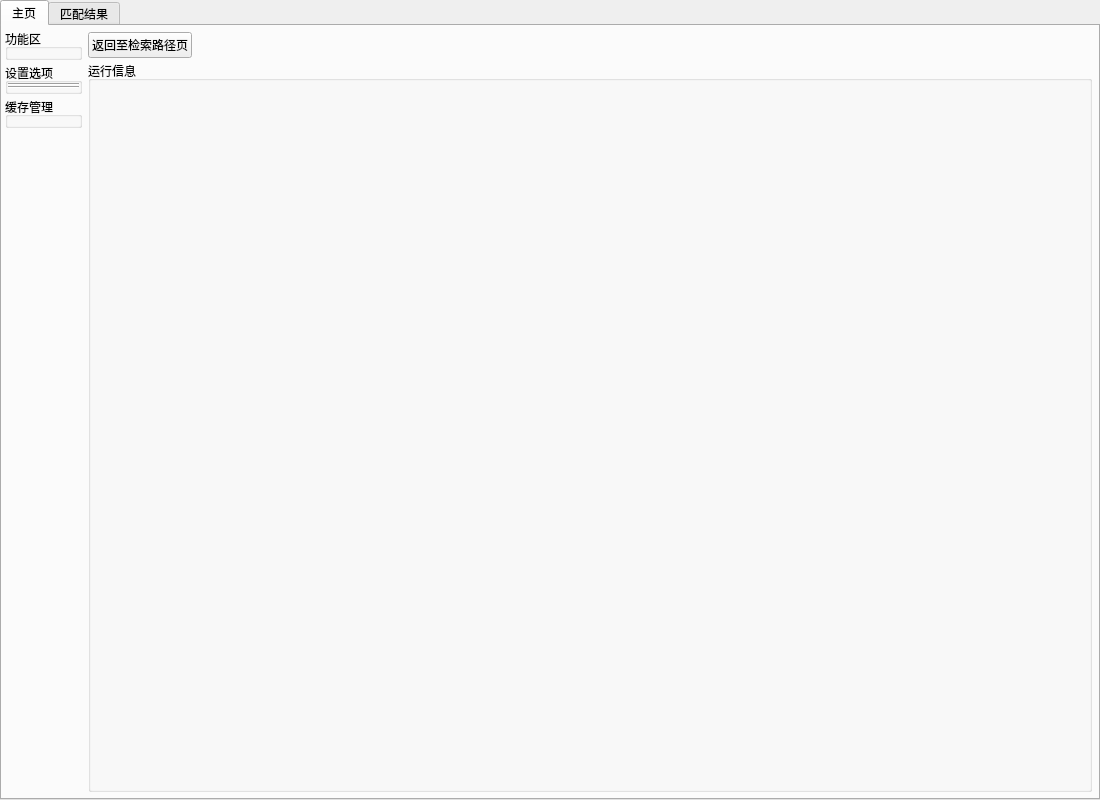
Old version of the form components/window/res/window.ui in the repository PPJUST/ComicDup.
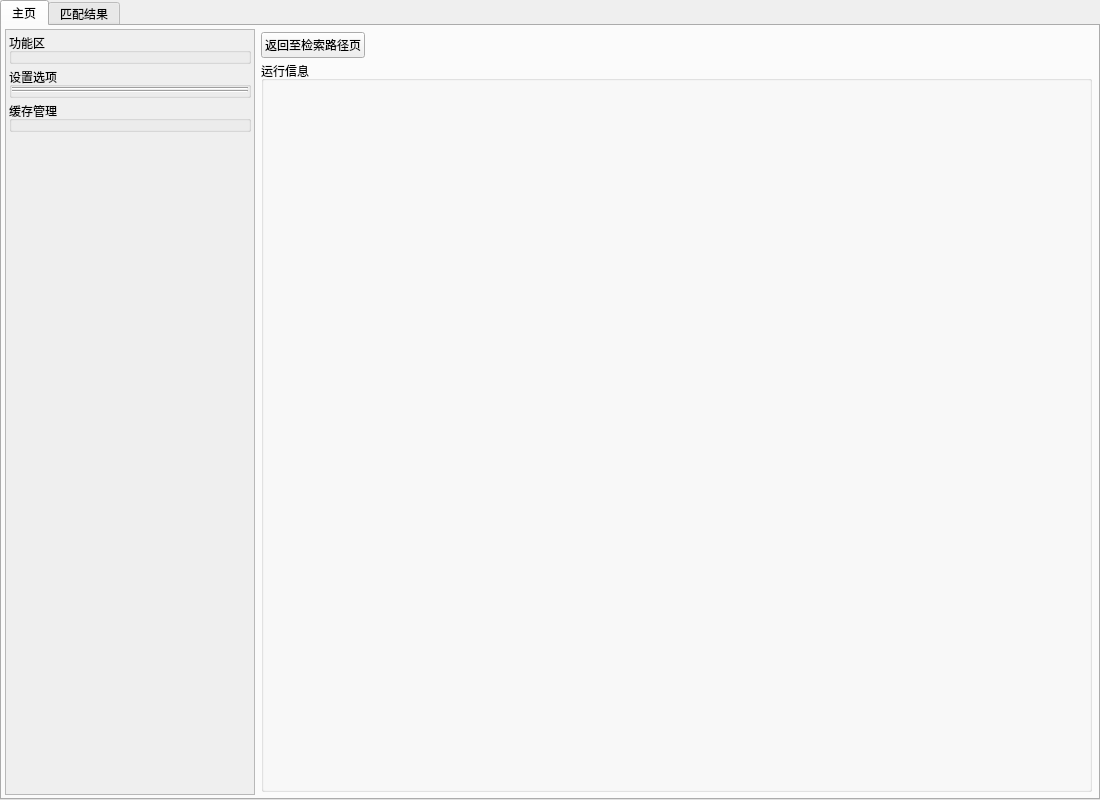
New version of the form. The open tabs and pages were chosen to show the change.

The edit to the form file:
```diff
--- a/components/window/res/window.ui
+++ b/components/window/res/window.ui
@@ -39,7 +39,7 @@
        <attribute name="title">
         <string>主页</string>
        </attribute>
-       <layout class="QHBoxLayout" name="horizontalLayout_2">
+       <layout class="QHBoxLayout" name="horizontalLayout_2" stretch="0,1">
         <property name="spacing">
          <number>3</number>
         </property>
@@ -56,10 +56,50 @@
          <number>3</number>
         </property>
         <item>
-         <layout class="QVBoxLayout" name="verticalLayout_3" stretch="0,0,0,0">
+         <widget class="QScrollArea" name="scrollArea">
+          <property name="sizePolicy">
+           <sizepolicy hsizetype="Expanding" vsizetype="Expanding">
+            <horstretch>0</horstretch>
+            <verstretch>0</verstretch>
+           </sizepolicy>
+          </property>
+          <property name="minimumSize">
+           <size>
+            <width>250</width>
+            <height>0</height>
+           </size>
+          </property>
+          <property name="horizontalScrollBarPolicy">
+           <enum>Qt::ScrollBarPolicy::ScrollBarAlwaysOff</enum>
+          </property>
+          <property name="widgetResizable">
+           <bool>true</bool>
+          </property>
+          <widget class="QWidget" name="scrollAreaWidgetContents">
+           <property name="geometry">
+            <rect>
+             <x>0</x>
+             <y>0</y>
+             <width>248</width>
+             <height>764</height>
+            </rect>
+           </property>
+           <layout class="QVBoxLayout" name="verticalLayout_12">
           <property name="spacing">
            <number>3</number>
           </property>
+            <property name="leftMargin">
+             <number>3</number>
+            </property>
+            <property name="topMargin">
+             <number>3</number>
+            </property>
+            <property name="rightMargin">
+             <number>3</number>
+            </property>
+            <property name="bottomMargin">
+             <number>3</number>
+            </property>
           <item>
            <widget class="QGroupBox" name="groupBox_exec">
             <property name="title">
@@ -181,11 +221,13 @@
            </spacer>
           </item>
          </layout>
+          </widget>
+         </widget>
         </item>
         <item>
          <widget class="QStackedWidget" name="stackedWidget">
           <property name="currentIndex">
-           <number>0</number>
+           <number>1</number>
           </property>
           <widget class="QWidget" name="page">
            <layout class="QVBoxLayout" name="verticalLayout">
```
Lines whose indentation alone changed are shown as unchanged.
